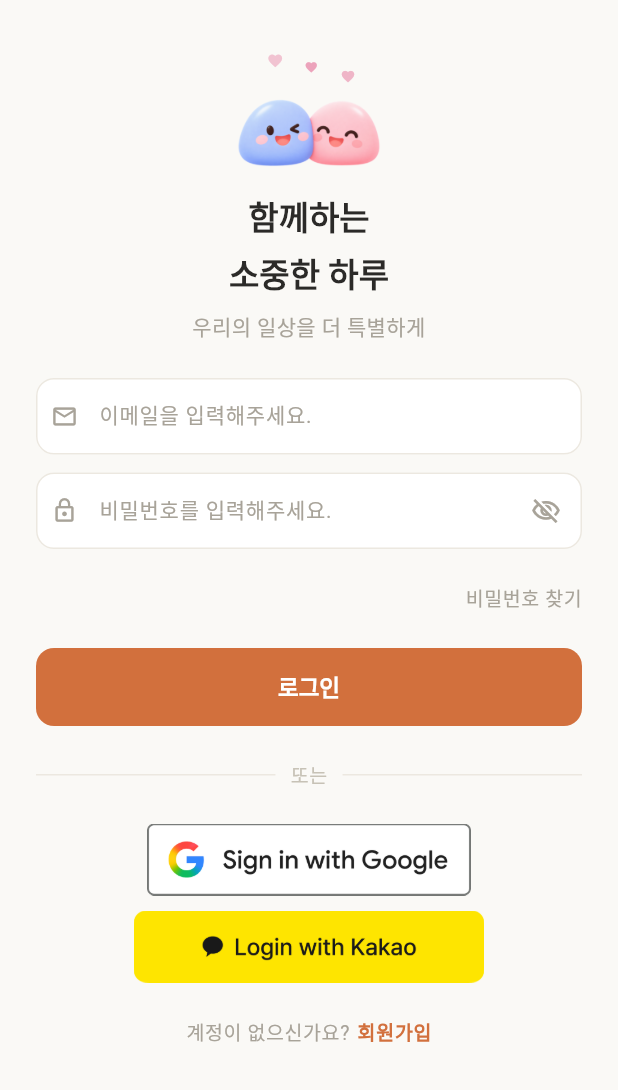
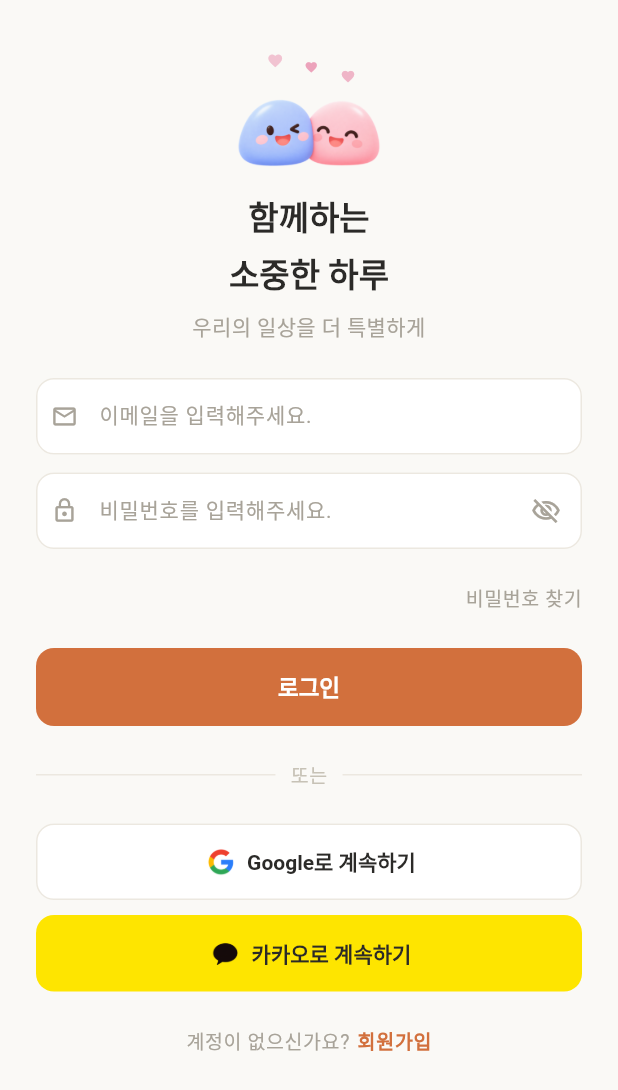
Before and after one commit to kobeay/couple-schedule-app, a Flutter app: the screen it shows after launch, on a phone screen of 412 x 824 dp. Shown: the top 1090 px of the screen. Run offline on Flutter 3.47's test engine with Material 3 defaults, Android fonts, the phone set to English and light mode, and no system bars; our stand-ins replace flutter_riverpod; Roboto replaces fonts that are missing (Pretendard).

Commit message:
refactor: 소셜 로그인 버튼 UI 개선

```diff
--- a/lib/features/auth/presentation/pages/login_page.dart
+++ b/lib/features/auth/presentation/pages/login_page.dart
@@ -117,28 +117,43 @@ class _LoginPageState extends ConsumerState<LoginPage> {
 
                 Column(
                   children: [
-                    // TODO: 소셜 로그인 버튼 크기 및 스타일 최종 조정
-                    GestureDetector(
-                      onTap: () {
-                        // TODO: Google 로그인
-                      },
-                      child: Image.asset(
-                        'assets/images/google_sign_in.png',
-                        height: 48,
-                        fit: BoxFit.contain,
+                    OutlinedButton(
+                      onPressed: () {},
+                      child: Row(
+                        mainAxisAlignment: MainAxisAlignment.center,
+                        children: [
+                          Image.asset(
+                            'assets/images/google_logo.png',
+                            width: 25,
+                            height: 25,
+                          ),
+                          const SizedBox(width: 5),
+                          const Text('Google로 계속하기'),
+                        ],
                       ),
                     ),
 
                     const SizedBox(height: 10),
 
-                    GestureDetector(
-                      onTap: () {
-                        // TODO: Google 로그인
-                      },
-                      child: Image.asset(
-                        'assets/images/kakao_login_en_medium.png',
-                        height: 48,
-                        fit: BoxFit.contain,
+                    FilledButton(
+                      onPressed: () {},
+                      style: theme.outlinedButtonTheme.style?.copyWith(
+                        backgroundColor: const WidgetStatePropertyAll(
+                          AppColors.kakao,
+                        ),
+                        side: const WidgetStatePropertyAll(BorderSide.none),
+                      ),
+                      child: Row(
+                        mainAxisAlignment: MainAxisAlignment.center,
+                        children: [
+                          Image.asset(
+                            'assets/images/kakao_logo.png',
+                            width: 25,
+                            height: 25,
+                          ),
+                          const SizedBox(width: 5),
+                          const Text('카카오로 계속하기'),
+                        ],
                       ),
                     ),
                   ],
```
Also changed, not shown: assets/images/Theme=Light, Show text=Yes, Shape=Square, Platform=Android+Web@4x.png (deleted), assets/images/google_logo.png (added), assets/images/google_sign_in.png (deleted), assets/images/kakao_login_en_medium.png (deleted), assets/images/kakao_login_en_small.png (deleted), assets/images/kakao_logo.png (added), assets/images/kakao_sign_in.png (deleted).
